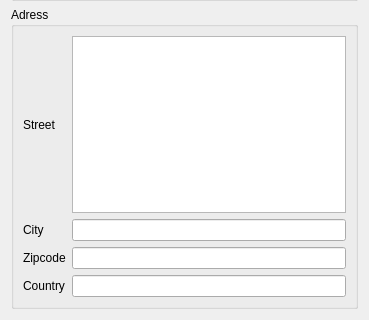
Before: the Qt Designer form plugins/patientbaseplugin/identitywidget.ui in FreeHealth/freehealth, drawn with Qt 5; both pictures show x 0 to 369 and y 228 to 548 of the 369 by 548 pixel window.
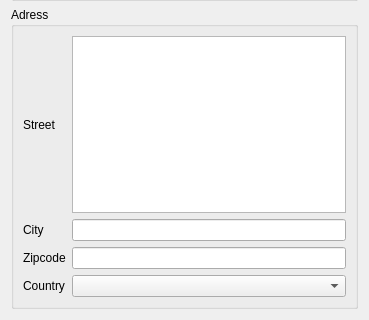
After: the same form once the commit is applied. Custom widgets are drawn as their Qt base class.

What changed in the file:
```diff
--- a/plugins/patientbaseplugin/identitywidget.ui
+++ b/plugins/patientbaseplugin/identitywidget.ui
@@ -170,17 +170,24 @@
         </property>
        </widget>
       </item>
-      <item row="3" column="1">
-       <widget class="QLineEdit" name="country"/>
-      </item>
       <item row="0" column="1">
        <widget class="QTextEdit" name="street"/>
       </item>
+      <item row="3" column="1">
+       <widget class="Views::CountryComboBox" name="country"/>
+      </item>
      </layout>
     </widget>
    </item>
   </layout>
  </widget>
+ <customwidgets>
+  <customwidget>
+   <class>Views::CountryComboBox</class>
+   <extends>QComboBox</extends>
+   <header location="global">listviewplugin/countrycombobox.h</header>
+  </customwidget>
+ </customwidgets>
  <tabstops>
   <tabstop>titleCombo</tabstop>
   <tabstop>birthName</tabstop>
```
Left out of the diff: 1 changed line with no effect on the pictures.
